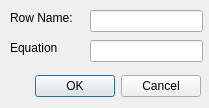
Above: physeqrowdlg.ui from caolandix/DarkSynthesis before the change. Below: the same form after it.
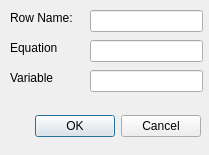
That is the form after the change.

Diff of the .ui file:
```diff
--- a/physeqrowdlg.ui
+++ b/physeqrowdlg.ui
@@ -7,7 +7,7 @@
     <x>0</x>
     <y>0</y>
     <width>209</width>
-    <height>108</height>
+    <height>155</height>
    </rect>
   </property>
   <property name="windowTitle">
@@ -17,7 +17,7 @@
    <property name="geometry">
     <rect>
      <x>10</x>
-     <y>70</y>
+     <y>110</y>
      <width>191</width>
      <height>32</height>
     </rect>
@@ -75,6 +75,32 @@
     </rect>
    </property>
   </widget>
+  <widget class="QLineEdit" name="edtRowVariable">
+   <property name="geometry">
+    <rect>
+     <x>90</x>
+     <y>70</y>
+     <width>113</width>
+     <height>22</height>
+    </rect>
+   </property>
+   <property name="text">
+    <string/>
+   </property>
+  </widget>
+  <widget class="QLabel" name="label_3">
+   <property name="geometry">
+    <rect>
+     <x>10</x>
+     <y>70</y>
+     <width>71</width>
+     <height>16</height>
+    </rect>
+   </property>
+   <property name="text">
+    <string>Variable</string>
+   </property>
+  </widget>
  </widget>
  <resources/>
  <connections>
```
